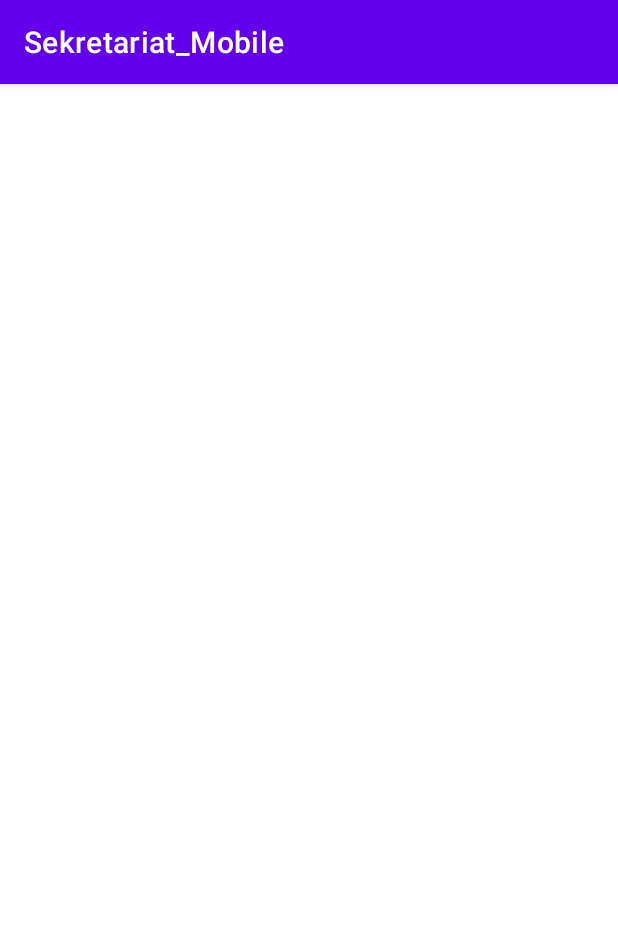
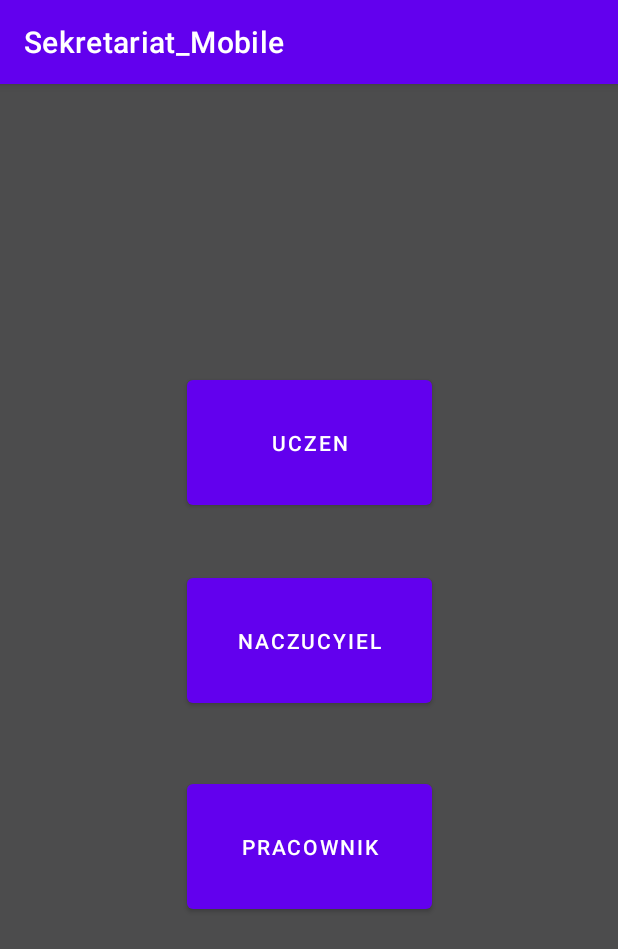
Before and after one commit to Ok-tvn/Sekretariat_Mobile, an Android app: the screen it shows after launch (MainActivity), on a phone screen of 412 x 824 dp. Shown: the top 949 px of the screen. Run offline under Robolectric (Android 15) with nearby library versions, the phone set to English and light mode, and no system bars; our stand-ins replace Firebase (no records; nobody signed in at launch, a user with empty details on screens opened directly).

Commit message:
Poprawienie funkcjonalności i wyglądu ucznia

```diff
--- a/app/src/main/java/com/example/sekretariat_mobile/Adapter.java
+++ b/app/src/main/java/com/example/sekretariat_mobile/Adapter_uczen.java
@@ -11,12 +11,14 @@ import androidx.recyclerview.widget.RecyclerView;
 
 import java.util.ArrayList;
 
-public class Adapter extends RecyclerView.Adapter<Adapter.MyViewHolder> {
+public class Adapter_uczen extends RecyclerView.Adapter<Adapter_uczen.MyViewHolder> {
 
     Context context;
     ArrayList<Uczen_klasa>list;
 
-    public Adapter(Context context, ArrayList<Uczen_klasa> list) {
+
+
+    public Adapter_uczen(Context context, ArrayList<Uczen_klasa> list) {
         this.context = context;
         this.list = list;
     }
@@ -24,7 +26,7 @@ public class Adapter extends RecyclerView.Adapter<Adapter.MyViewHolder> {
     @NonNull
     @Override
     public MyViewHolder onCreateViewHolder(@NonNull ViewGroup parent, int viewType) {
-        View v = LayoutInflater.from(context).inflate(R.layout.item,parent,false);
+        View v = LayoutInflater.from(context).inflate(R.layout.uczen_karta,parent,false);
         return new MyViewHolder(v);
     }
 
@@ -69,4 +71,5 @@ public class Adapter extends RecyclerView.Adapter<Adapter.MyViewHolder> {
             data_urodzenia= itemView.findViewById(R.id.data_urodzenia);
         }
     }
+
 }
--- a/app/src/main/java/com/example/sekretariat_mobile/MainActivity.java
+++ b/app/src/main/java/com/example/sekretariat_mobile/MainActivity.java
@@ -5,7 +5,10 @@ import androidx.appcompat.app.AppCompatActivity;
 import androidx.recyclerview.widget.LinearLayoutManager;
 import androidx.recyclerview.widget.RecyclerView;
 
+import android.content.Intent;
 import android.os.Bundle;
+import android.view.View;
+import android.widget.Button;
 
 import com.google.firebase.database.DataSnapshot;
 import com.google.firebase.database.DatabaseError;
@@ -17,38 +20,22 @@ import java.util.ArrayList;
 
 public class MainActivity extends AppCompatActivity {
 
-    RecyclerView recyclerView;
-    DatabaseReference database;
-    Adapter Adapter;
-    ArrayList<Uczen_klasa> list;
 
     @Override
     protected void onCreate(Bundle savedInstanceState) {
         super.onCreate(savedInstanceState);
         setContentView(R.layout.activity_main);
 
-        recyclerView = findViewById(R.id.userlist);
-        database = FirebaseDatabase.getInstance().getReference("Uczniowie");
-        recyclerView.setHasFixedSize(true);
-        recyclerView.setLayoutManager(new LinearLayoutManager(this));
+        Button uczen_btn = (Button) findViewById(R.id.glowna_btn_uczen);
 
-        list = new ArrayList<>();
-        Adapter = new Adapter(this,list);
-        recyclerView.setAdapter(Adapter);
+        uczen_btn.setOnClickListener(new View.OnClickListener() {
+            @Override
+            public void onClick(View v) {
+                Intent activityChangeIntent = new Intent(MainActivity.this, Uczen.class);
 
-        database.addValueEventListener(new ValueEventListener() {
-            @Override
-            public void onDataChange(@NonNull DataSnapshot dataSnapshot) {
-                for(DataSnapshot dataSnapshot1: dataSnapshot.getChildren()){
-                    Uczen_klasa uczen = dataSnapshot1.getValue(Uczen_klasa.class);
-                    list.add(uczen);
-                }
-                Adapter.notifyDataSetChanged();
-            }
+                // currentContext.startActivity(activityChangeIntent);
 
-            @Override
-            public void onCancelled(@NonNull DatabaseError databaseError) {
-
+                MainActivity.this.startActivity(activityChangeIntent);
             }
         });
     }
--- a/app/src/main/res/layout/activity_main.xml
+++ b/app/src/main/res/layout/activity_main.xml
@@ -4,14 +4,40 @@
     xmlns:tools="http://schemas.android.com/tools"
     android:layout_width="match_parent"
     android:layout_height="match_parent"
+    android:background="#4c4c4d"
     tools:context=".MainActivity">
 
-    <androidx.recyclerview.widget.RecyclerView
-        android:id="@+id/userlist"
-        android:layout_width="409dp"
-        android:layout_height="729dp"
+
+    <Button
+        android:id="@+id/glowna_btn_pracownik"
+        android:layout_width="163dp"
+        android:layout_height="95dp"
+        android:text="Pracownik"
         app:layout_constraintBottom_toBottomOf="parent"
         app:layout_constraintEnd_toEndOf="parent"
         app:layout_constraintStart_toStartOf="parent"
-        app:layout_constraintTop_toTopOf="parent" />
+        app:layout_constraintTop_toTopOf="parent"
+        app:layout_constraintVertical_bias="0.685" />
+
+    <Button
+        android:id="@+id/glowna_btn_nauczyciel"
+        android:layout_width="163dp"
+        android:layout_height="95dp"
+        android:text="Naczucyiel"
+        app:layout_constraintBottom_toBottomOf="parent"
+        app:layout_constraintEnd_toEndOf="parent"
+        app:layout_constraintStart_toStartOf="parent"
+        app:layout_constraintTop_toTopOf="parent"
+        app:layout_constraintVertical_bias="0.481" />
+
+    <Button
+        android:id="@+id/glowna_btn_uczen"
+        android:layout_width="163dp"
+        android:layout_height="95dp"
+        android:text="Uczen"
+        app:layout_constraintBottom_toBottomOf="parent"
+        app:layout_constraintEnd_toEndOf="parent"
+        app:layout_constraintStart_toStartOf="parent"
+        app:layout_constraintTop_toTopOf="parent"
+        app:layout_constraintVertical_bias="0.284" />
 </androidx.constraintlayout.widget.ConstraintLayout>
```
Also changed, not shown: app/src/main/AndroidManifest.xml (+9 -0 lines), app/src/main/java/com/example/sekretariat_mobile/Nauczyciel.java (added, +14 -0 lines), app/src/main/java/com/example/sekretariat_mobile/Pracownik.java (added, +14 -0 lines), app/src/main/java/com/example/sekretariat_mobile/Uczen.java (added, +55 -0 lines), app/src/main/res/layout/activity_nauczyciel.xml (added, +61 -0 lines), app/src/main/res/layout/activity_pracownik.xml (added, +61 -0 lines), app/src/main/res/layout/activity_uczen.xml (added, +63 -0 lines), app/src/main/res/layout/uczen_karta.xml (renamed from app/src/main/res/layout/item.xml, +44 -13 lines).
